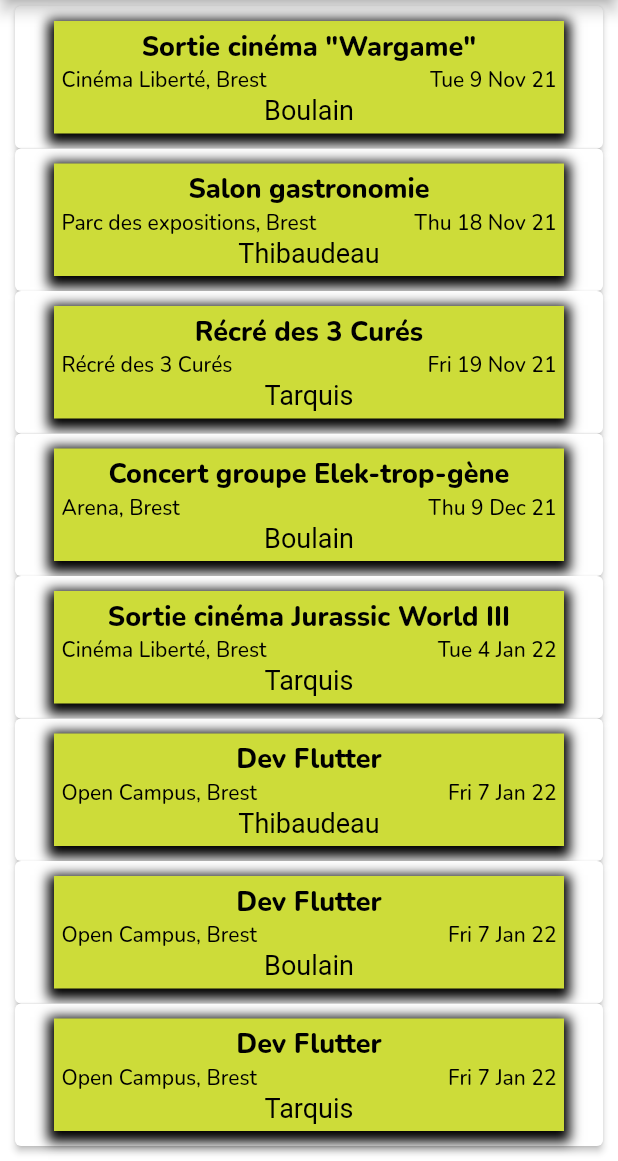
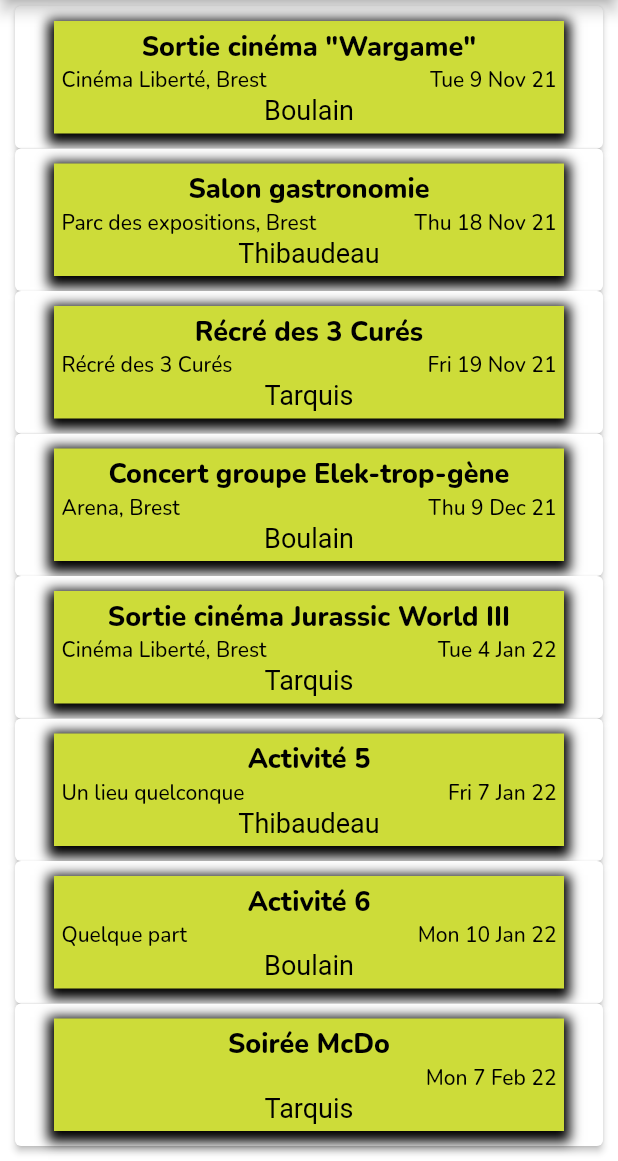
Before and after one commit to TheFanch/OpenEvent, a Flutter app: the screen it shows after launch, scrolled down 56 dp, on a phone screen of 412 x 824 dp, the part 75-1236 px from its top. Run offline on Flutter 3.47's test engine with Material 2 defaults, Android fonts, the phone set to English and light mode, and no system bars; our stand-ins replace firebase_auth, google_fonts; accounts and stored records are empty.

Commit message:
211212-14:30 upgrade/update Event section main: optimisation fonction getWeekEvents() data_events: modification des données et des champs. Ajout des fonction de récupération des events en objet OpenEvent => fonction getFromId() et getListFromIds event: update objet OpenEvent => ajout d'attributs data_individus: ajout des fonctions de récupération des individus en objet Individu => fonction getFromId() et getListFromIds() page_event: class EventSmallCard => affiche les infos event pour la homepage (clickable). EventCard => affiche les détails d'un event data_post (new /!\): données relatives au messages de chat.

```diff
--- a/lib/class/event.dart
+++ b/lib/class/event.dart
@@ -7,9 +7,21 @@ class OpenEvent {
   Individu author;
   DateTime date;
   int id;
+  List participants = [];
+  int maxParticipants;
+  List posts = [];
 
   //constructeur de la class event
-  OpenEvent(this.libelle, this.lieu, this.author, this.date, this.id) {}
+  OpenEvent(
+      this.libelle,
+      this.lieu,
+      this.author,
+      this.date,
+      this.id,
+      this.maxParticipants,
+      this.participants,
+      this.posts
+      ) {}
 
   //Les getters de la class event
   String getLibelle() {
--- a/lib/data/data_events.dart
+++ b/lib/data/data_events.dart
@@ -1,3 +1,10 @@
+import 'package:intl/intl.dart';
+import 'package:open_event/class/event.dart';
+import 'package:open_event/class/individu.dart';
+import 'package:open_event/data/data_posts.dart';
+
+import 'data_individu.dart';
+
 class DataEvents {
   static List events = [
     {
@@ -6,6 +13,9 @@ class DataEvents {
       'lieu': 'Cinéma Liberté, Brest',
       'date': '2021-11-09 18:00:00',
       'author': 1,
+      'participants': [1, 2, 3],
+      'maxInd': 4,
+      'posts': [1, 2]
     },
     {
       'id': 1,
@@ -13,6 +23,9 @@ class DataEvents {
       'lieu': 'Parc des expositions, Brest',
       'date': '2021-11-18 14:00:00',
       'author': 2,
+      'participants': [1, 2, 3],
+      'maxInd': 4,
+      'posts': [1, 2, 3]
     },
     {
       'id': 2,
@@ -20,6 +33,9 @@ class DataEvents {
       'lieu': 'Récré des 3 Curés',
       'date': '2021-11-19 09:00:00',
       'author': 3,
+      'participants': [1, 3],
+      'maxInd': 4,
+      'posts': [2, 3]
     },
     {
       'id': 3,
@@ -27,6 +43,9 @@ class DataEvents {
       'lieu': 'Arena, Brest',
       'date': '2021-12-09 18:00:00',
       'author': 1,
+      'participants': [2, 3],
+      'maxInd': 4,
+      'posts': [1, 2]
     },
     {
       'id': 4,
@@ -34,27 +53,81 @@ class DataEvents {
       'lieu': 'Cinéma Liberté, Brest',
       'date': '2022-01-04 18:00:00',
       'author': 3,
+      'participants': [1, 2],
+      'maxInd': 4,
+      'posts': [1, 2]
     },
     {
       'id': 5,
-      'libelle': 'Dev Flutter',
-      'lieu': 'Open Campus, Brest',
-      'date': '2022-01-07 18:00:00',
+      'libelle': 'Activité 5',
+      'lieu': 'Un lieu quelconque',
+      'date': '2022-01-07 14:00:00',
       'author': 2,
+      'participants': [1, 2, 3],
+      'maxInd': 4,
+      'posts': [1, 3]
     },
     {
       'id': 6,
-      'libelle': 'Dev Flutter',
-      'lieu': 'Open Campus, Brest',
-      'date': '2022-01-07 18:00:00',
+      'libelle': 'Activité 6',
+      'lieu': 'Quelque part',
+      'date': '2022-01-10 12:00:00',
       'author': 1,
+      'participants': [2, 3],
+      'maxInd': 4,
+      'posts': [2, 3]
     },
     {
       'id': 7,
-      'libelle': 'Dev Flutter',
-      'lieu': 'Open Campus, Brest',
-      'date': '2022-01-07 18:00:00',
+      'libelle': 'Soirée McDo',
+      'lieu': '',
+      'date': '2022-02-07 20:00:00',
       'author': 3,
+      'participants': [1, 3],
+      'maxInd': 4,
+      'posts': [1, 2, 3]
     },
   ];
-}
+
+  static OpenEvent? getFromId(int id) {
+    String pattern = 'yyyy-MM-dd HH:mm:ss';
+    OpenEvent? event;
+    int i = 0;
+    bool found = false;
+    do {
+      print('OpenEvent => getFromId($i)');
+      int evId = events[i]['id'];
+      if(events[i]['id'] == id) {
+        print("Event['$i']['id'] = $evId");
+        Individu? author = DataIndividu.getFromId(events[i]['author']);
+        DateTime date = DateFormat(pattern).parse(events[i]['date']);
+        List participants = DataIndividu.getListFromIds(events[i]['participants']);
+        List posts = DataPost.getListFromIds(events[i]['posts']);
+        event = OpenEvent(
+            events[i]['libelle'],
+            events[i]['lieu'],
+            author!,
+            date,
+            events[i]['id'],
+            events[i]['maxInd'],
+            participants,
+            posts
+        );
+        found = true;
+      }
+      i++;
+    } while(i < events.length || !found);
+    return event;
+  }
+
+  static List getListFromIds(List eventsId) {
+    List eventsCol = [];
+    for(int i = 0; i < eventsId.length; i++) {
+      events.forEach((element) {
+        if(element['id'] == eventsId[i]) {
+          eventsCol.add(getFromId(element['id']));
+        }
+      });
+    }
+    return eventsCol;
+  }}
--- a/lib/data/data_individu.dart
+++ b/lib/data/data_individu.dart
@@ -16,14 +16,45 @@ class DataIndividu {
       'id': 3,
       'nom': 'Tarquis',
       'prenom': 'Benjamin'
+    },
+    {
+      'id': 4,
+      'nom': 'Skywalker',
+      'prenom': 'Luke'
+    },
+    {
+      'id': 5,
+      'nom': 'Tempest',
+      'prenom': 'Limule'
     }
   ];
 
-  static Individu getFromId(int id) {
-    dynamic ind = individus.elementAt(id - 1);
-    return Individu(
-        ind['nom'],
-        ind['prenom'],
-        ind['id'].runtimeType.toString() == 'String' ? int.parse(ind['id']) : ind['id']);
+  static Individu? getFromId(int id) {
+    //int l = individus.length;
+    //print('individus.length $l');
+    Individu? ind;
+    int i = 0;
+    bool found = false;
+    do {
+      //print('individus[$i]');
+      if(individus[i]['id'] == id) {
+        ind = Individu(individus[i]['nom'], individus[i]['prenom'], individus[i]['id']);
+        found = true;
+      }
+      i++;
+    } while(i < individus.length || !found);
+    return ind;
+  }
+
+  static List getListFromIds(List inds) {
+    List partenaires = [];
+    for(int i = 0; i < inds.length; i++) {
+      individus.forEach((element) {
+        if(element['id'] == inds[i]) {
+          partenaires.add(getFromId(element['id']));
+        }
+      });
+    }
+    return partenaires;
   }
 }
--- /dev/null
+++ b/lib/data/data_posts.dart
@@ -0,0 +1,54 @@
+import 'package:open_event/class/chat_message.dart';
+import 'package:open_event/class/individu.dart';
+import 'package:open_event/data/data_individu.dart';
+
+class DataPost {
+  static List posts = [
+    {
+      'id': 1,
+      'author': 1,
+      'content': "commentaire 001"
+    },
+    {
+      'id': 2,
+      'author': 2,
+      'content': "commentaire 002"
+    },
+    {
+      'id': 3,
+      'author': 3,
+      'content': "commentaire 003"
+    },
+  ];
+
+  static chat_message? getFromId(int id) {
+    chat_message? post;
+    int i = 0;
+    bool found = false;
+    do {
+      if(posts[i]['id'] == id) {
+        Individu? author = DataIndividu.getFromId(posts[i]['id']);
+        post = chat_message(
+            author!,
+            posts[i]['id'],
+            posts[i]['content']
+        );
+        found = true;
+      }
+      i++;
+    } while(i < posts.length || !found);
+    return post;
+  }
+
+  static List getListFromIds(List postsId) {
+    List postsCol = [];
+    for(int i = 0; i < postsId.length; i++) {
+      posts.forEach((element) {
+        if(element['id'] == postsId[i]) {
+          postsCol.add(getFromId(element['id']));
+        }
+      });
+    }
+    return postsCol;
+  }
+}
--- a/lib/main.dart
+++ b/lib/main.dart
@@ -3,6 +3,7 @@ import 'package:firebase_auth/firebase_auth.dart';
 import 'package:google_fonts/google_fonts.dart';
 import 'package:intl/intl.dart';
 import 'package:open_event/data/data_events.dart';
+import 'package:open_event/data/data_posts.dart';
 import 'package:open_event/page/page_event.dart';
 import 'package:open_event/page/page_menu.dart';
 import 'package:open_event/page/parts/gen_app_bar.dart';
@@ -47,13 +48,24 @@ class MyHomePage extends StatelessWidget {
 
   List getWeekEvents() {
     print('build events list');
-    String pattern = 'yyyy-MM-dd HH:mm:ss';
-    var list = [];
+    List eventsCol = [];
     DataEvents.events.forEach((event) {
-      Individu ind = DataIndividu.getFromId(event['author']);
+      /* List inds = DataIndividu.getListFromIdList(event['participants']);
+      List posts = DataPost.getListFromIds(event['posts']);
+      Individu? ind = DataIndividu.getFromId(event['author']);
       DateTime date = DateFormat(pattern).parse(event['date']);
-      list.add(OpenEvent(event['libelle'], event['lieu'], ind, date, event['id']));
+      list.add(OpenEvent(
+          event['libelle'],
+          event['lieu'],
+          ind!,
+          date,
+          event['id'],
+          event['max'],
+          inds,
+          posts
+      ));// */
+      eventsCol.add(DataEvents.getFromId(event['id']));
     });
-    return list;
+    return eventsCol;
   }
 }
--- a/lib/page/page_event.dart
+++ b/lib/page/page_event.dart
@@ -2,6 +2,7 @@
 import 'package:flutter/material.dart';
 import 'package:google_fonts/google_fonts.dart';
 import 'package:intl/intl.dart';
+import 'package:open_event/class/chat_message.dart';
 import 'package:open_event/class/event.dart';
 import 'package:open_event/page/parts/gen_app_bar.dart';
 
@@ -58,7 +59,7 @@ class EventsSection extends StatelessWidget {
           ),
           Column(
             children: events.map((event) =>
-              EventCard(event)
+              EventSmallCard(event)
             ).toList(),
           )
         ]
@@ -66,6 +67,80 @@ class EventsSection extends StatelessWidget {
     );
   }
 
+}
+
+class EventSmallCard extends StatelessWidget {
+  OpenEvent event;
+  EventSmallCard(this.event);
+
+  @override
+  Widget build(BuildContext context) {
+    return Container(
+        child: ElevatedButton(
+            style: ElevatedButton.styleFrom( primary: Colors.white ),
+            onPressed: () {
+              Navigator.push(
+                  context,
+                  MaterialPageRoute(builder: (context) => EventPage(event))
+              );
+            },
+            child: Container(
+                margin: EdgeInsets.all(10),
+                padding: EdgeInsets.all(5),
+                //height: 200,
+                width: double.infinity,
+                decoration: BoxDecoration(
+                    color: Colors.lime,
+                    boxShadow: [
+                      BoxShadow(
+                          color: Colors.black,
+                          spreadRadius: 4,
+                          blurRadius: 6,
+                          offset: Offset(0, 3)
+                      )
+                    ]
+                ),
+                child: Column(
+                  children: [
+                    Text(
+                      event.libelle,
+                      style: GoogleFonts.nunito(
+                          color: Colors.black,
+                          fontSize: 18,
+                          fontWeight: FontWeight.w800
+                      ),
+                    ),
+                    Row(
+                        mainAxisAlignment: MainAxisAlignment.spaceBetween,
+                        children: [
+                          Text(
+                            event.lieu,
+                            style: GoogleFonts.nunito(
+                                color: Colors.black
+                            ),
+                          ),
+                          Text(
+                            DateFormat('EEE d MMM yy').format(event.date),
+                            style: GoogleFonts.nunito(
+                                color: Colors.black
+                            ),
+                          )
+                        ]
+                    ),
+                    Text(
+                      event.author.nom,
+                      style: GoogleFonts.comicNeue(
+                          color: Colors.black,
+                          fontSize: 18,
+                          fontWeight: FontWeight.w400
+                      ),
+                    ),
+                  ],
+                )
+            )
+        )
+    );
+  }
 }
 
 /**
@@ -78,14 +153,14 @@ class EventCard extends StatelessWidget {
   @override
   Widget build(BuildContext context) {
     return Container(
-      child: ElevatedButton(
+/*      child: ElevatedButton(
         style: ElevatedButton.styleFrom( primary: Colors.white ),
         onPressed: () {
           Navigator.push(
             context,
             MaterialPageRoute(builder: (context) => EventPage(event))
           );
-        },
+        },// */
         child: Container(
           margin: EdgeInsets.all(10),
           padding: EdgeInsets.all(5),
@@ -136,11 +211,21 @@ class EventCard extends StatelessWidget {
                   fontSize: 18,
                   fontWeight: FontWeight.w400
                 ),
-              )
+              ),
+              Column(
+                children: event.posts.map((e) =>
+                    Text(
+                      e.content,
+                      style: GoogleFonts.nunito(
+                        color: Colors.black
+                      )
+                    )
+                ).toList()
+              ),
             ],
           )
         )
-      )
+//      )
     );
   }
 
```
